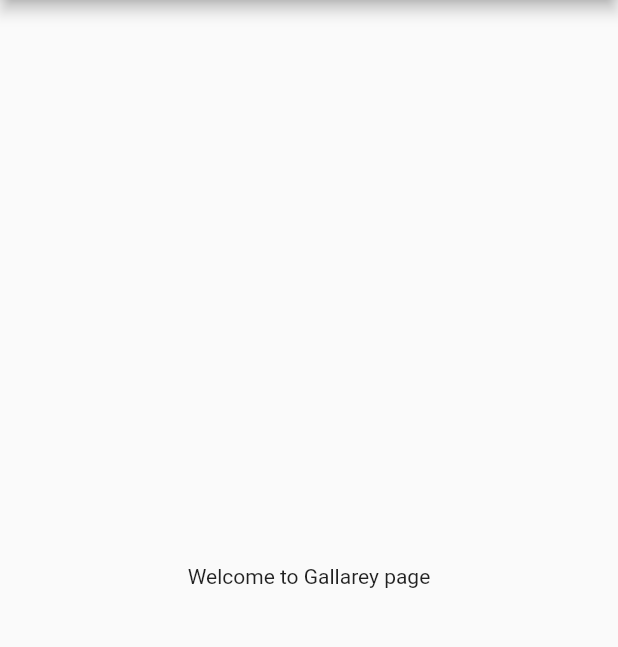
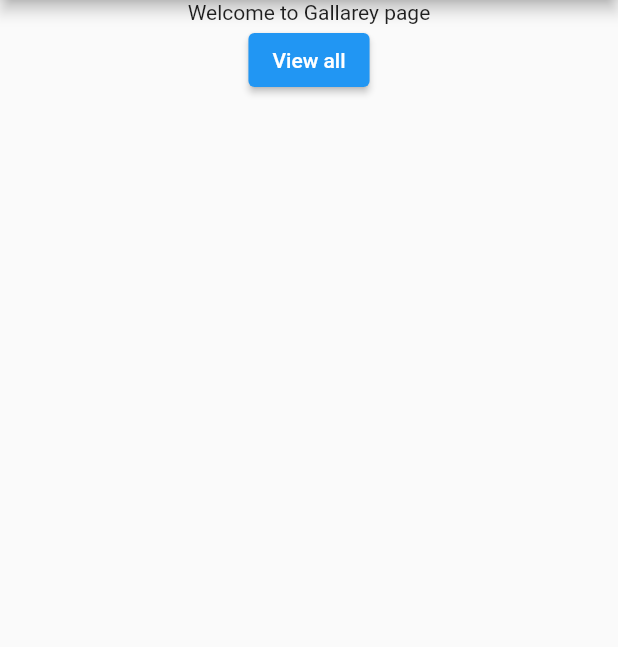
Before and after one commit to bipinlims/awesome_app, a Flutter app: the GallareyView screen opened directly, on a phone screen of 412 x 824 dp, the part 84-731 px from its top. Run offline on Flutter 3.47's test engine with Material 2 defaults, Android fonts, the phone set to English and light mode, and no system bars.

Commit message:
button added

```diff
--- a/lib/view/gallarey.dart
+++ b/lib/view/gallarey.dart
@@ -10,8 +10,13 @@ class GallareyView extends StatelessWidget {
         appBar: AppBar(
           title: const Text("Awesome App"),
         ),
-        body: const Center(
-          child: Text("Welcome to Gallarey page"),
+        body:  Center(
+          child: Column(
+            children: [
+              Text("Welcome to Gallarey page"),
+              ElevatedButton(onPressed: (){}, child: Text("View all"))
+            ],
+          ),
         ),
       ),
     );
```
Also changed, not shown: pubspec.lock.
